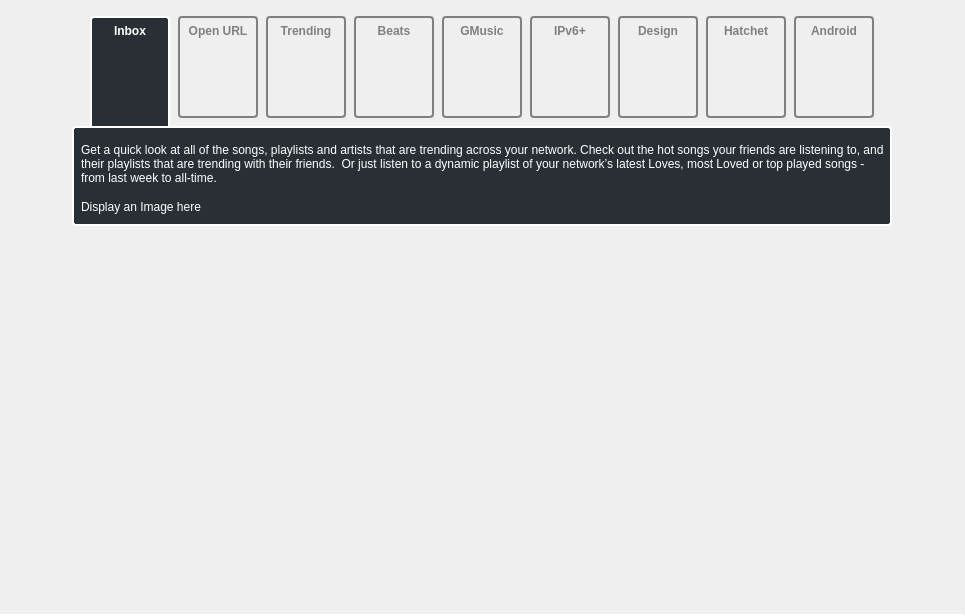
First picture: the form in src/viewpages/whatsnew_0_8/WhatsNewWidget_0_8.ui, repository tomahawk-player/tomahawk, before the edit.
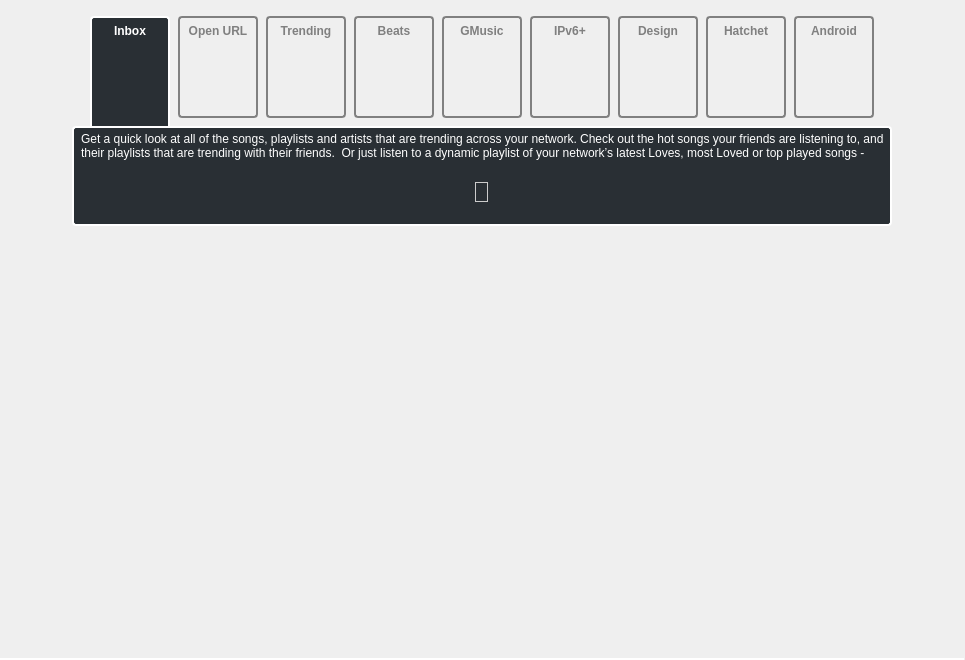
Second picture: the form after the edit. The open tabs and pages were chosen to show the change. Icons and pictures are not drawn. Custom widgets are drawn as their Qt base class.

Commit message: [whatsnew] Add trending screenshot

The edit to the form file:
```diff
--- a/src/viewpages/whatsnew_0_8/WhatsNewWidget_0_8.ui
+++ b/src/viewpages/whatsnew_0_8/WhatsNewWidget_0_8.ui
@@ -7,7 +7,7 @@
     <x>0</x>
     <y>0</y>
     <width>965</width>
-    <height>616</height>
+    <height>660</height>
    </rect>
   </property>
   <property name="sizePolicy">
@@ -945,18 +945,57 @@
              </widget>
             </item>
             <item>
+             <spacer name="verticalSpacer_6">
+              <property name="orientation">
+               <enum>Qt::Vertical</enum>
+              </property>
+              <property name="sizeType">
+               <enum>QSizePolicy::Minimum</enum>
+              </property>
+              <property name="sizeHint" stdset="0">
+               <size>
+                <width>20</width>
+                <height>20</height>
+               </size>
+              </property>
+             </spacer>
+            </item>
+            <item alignment="Qt::AlignHCenter">
              <widget class="QLabel" name="label_6">
               <property name="sizePolicy">
-               <sizepolicy hsizetype="Preferred" vsizetype="Fixed">
+               <sizepolicy hsizetype="Fixed" vsizetype="Fixed">
                 <horstretch>0</horstretch>
                 <verstretch>0</verstretch>
                </sizepolicy>
               </property>
-              <property name="text">
-               <string>Display an Image here</string>
+              <property name="styleSheet">
+               <string notr="true">border-width: 1px;
+border-radius: 0px;
+border-style: solid;
+border-color: #ccc;
+</string>
+              </property>
+              <property name="pixmap">
+               <pixmap resource="resources.qrc">:/whatsnew_0_8/data/images/trending.png</pixmap>
               </property>
              </widget>
             </item>
+            <item>
+             <spacer name="verticalSpacer_7">
+              <property name="orientation">
+               <enum>Qt::Vertical</enum>
+              </property>
+              <property name="sizeType">
+               <enum>QSizePolicy::MinimumExpanding</enum>
+              </property>
+              <property name="sizeHint" stdset="0">
+               <size>
+                <width>20</width>
+                <height>20</height>
+               </size>
+              </property>
+             </spacer>
+            </item>
            </layout>
           </widget>
           <widget class="QWidget" name="beatsPage">
@@ -1239,7 +1278,7 @@
           <property name="sizeHint" stdset="0">
            <size>
             <width>20</width>
-            <height>40</height>
+            <height>20</height>
            </size>
           </property>
          </spacer>
```
Left out of the diff: 2 changed lines with no effect on the pictures. The commit also changes 2 other files.
